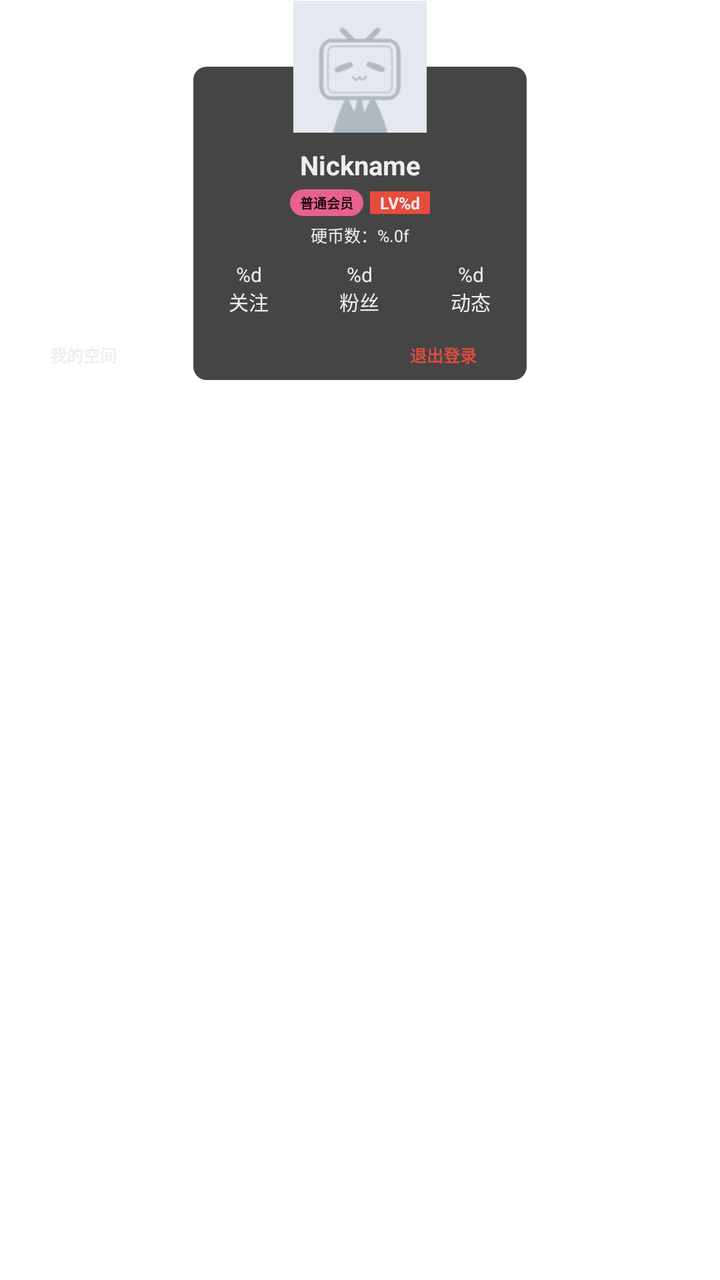
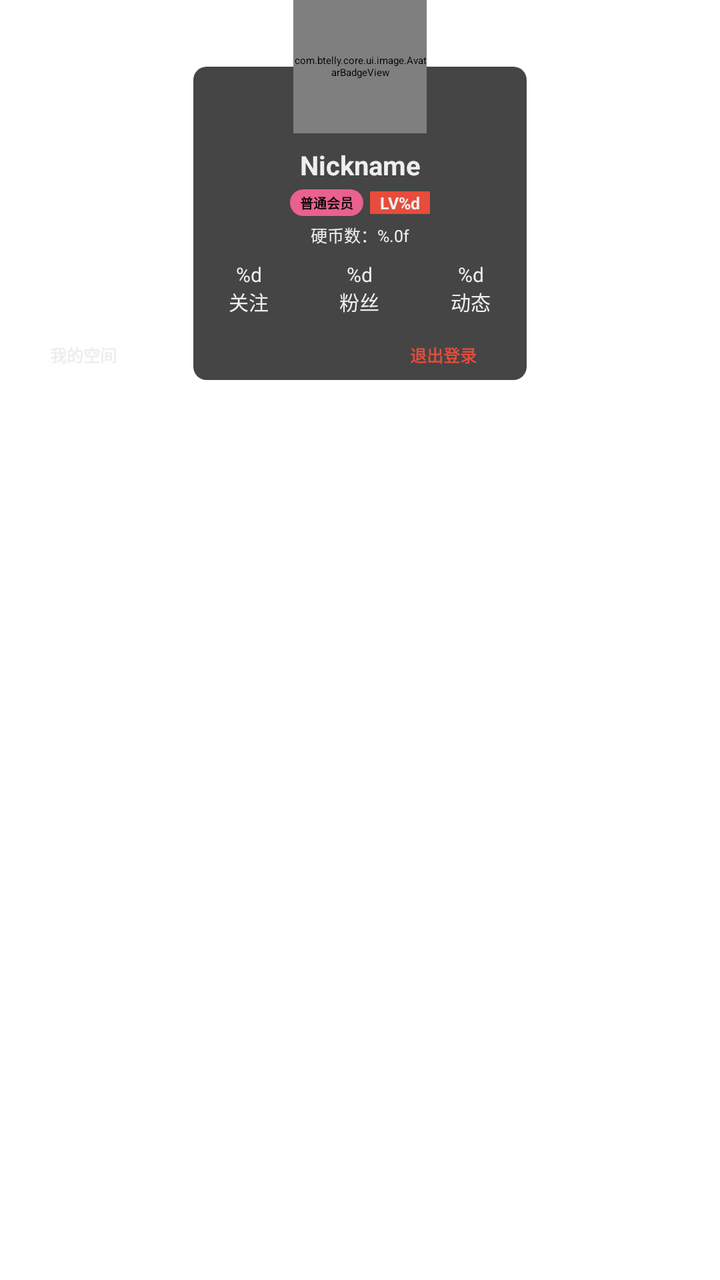

The first picture is an Android layout as it rendered before a commit; the second is the same layout after the commit. The layout source and the unified diff follow.
<!-- AndroidManifest.xml: application theme Theme.BTelly -->
<!-- res/layout/dialog_user_info.xml -->
<?xml version="1.0" encoding="utf-8"?>
<androidx.constraintlayout.widget.ConstraintLayout xmlns:android="http://schemas.android.com/apk/res/android" xmlns:app="http://schemas.android.com/apk/res-auto"
    android:background="@android:color/transparent"
    android:clickable="true"
    android:focusable="true"
    android:layout_width="@dimen/px500"
    android:layout_height="@dimen/px600">
    <View
        android:background="@drawable/dialog_background"
        android:layout_width="@dimen/px500"
        android:layout_height="@dimen/px470"
        android:layout_marginTop="@dimen/px100"
        app:layout_constraintEnd_toEndOf="parent"
        app:layout_constraintStart_toStartOf="parent"
        app:layout_constraintTop_toTopOf="@+id/image_avatar"/>
    <androidx.appcompat.widget.AppCompatImageView
        android:id="@+id/image_avatar"
        android:layout_width="@dimen/px200"
        android:layout_height="@dimen/px200"
        app:layout_constraintEnd_toEndOf="parent"
        app:layout_constraintStart_toStartOf="parent"
        app:layout_constraintTop_toTopOf="parent"
        app:srcCompat="@drawable/default_avatar"/>
    <androidx.appcompat.widget.AppCompatTextView
        android:id="@+id/text_name"
        android:layout_width="0dp"
        android:layout_height="wrap_content"
        android:layout_marginTop="@dimen/px20"
        android:gravity="center"
        android:text="Nickname"
        android:textColor="@color/textColor"
        android:textSize="@dimen/px40"
        android:textStyle="bold"
        app:layout_constraintEnd_toEndOf="parent"
        app:layout_constraintStart_toStartOf="parent"
        app:layout_constraintTop_toBottomOf="@+id/image_avatar"/>
    <androidx.appcompat.widget.LinearLayoutCompat
        android:id="@+id/view_info"
        android:layout_width="wrap_content"
        android:layout_height="wrap_content"
        android:layout_marginTop="@dimen/px10"
        android:gravity="center"
        android:orientation="horizontal"
        app:layout_constraintEnd_toEndOf="parent"
        app:layout_constraintStart_toStartOf="parent"
        app:layout_constraintTop_toBottomOf="@+id/text_name">
        <androidx.appcompat.widget.AppCompatTextView
            android:id="@+id/text_vip"
            android:layout_width="wrap_content"
            android:layout_height="wrap_content"
            android:background="@drawable/vip_background"
            android:paddingStart="@dimen/px15"
            android:paddingTop="@dimen/px5"
            android:paddingEnd="@dimen/px15"
            android:paddingBottom="@dimen/px5"
            android:text="普通会员"
            android:textSize="@dimen/px20"
            android:textStyle="bold" />
        <androidx.appcompat.widget.AppCompatTextView
            android:id="@+id/text_level"
            android:layout_width="wrap_content"
            android:layout_height="wrap_content"
            android:layout_marginStart="@dimen/px10"
            android:background="@color/red"
            android:paddingStart="@dimen/px15"
            android:paddingEnd="@dimen/px15"
            android:text="@string/level_"
            android:textColor="@color/textColor"
            android:textSize="@dimen/px25"
            android:textStyle="bold" />
    </androidx.appcompat.widget.LinearLayoutCompat>
    <androidx.appcompat.widget.AppCompatTextView
        android:id="@+id/text_coin"
        android:layout_width="wrap_content"
        android:layout_height="wrap_content"
        android:layout_marginTop="@dimen/px10"
        android:text="@string/coin_number_"
        android:textColor="@color/textColor"
        android:textSize="@dimen/px25"
        app:layout_constraintEnd_toEndOf="parent"
        app:layout_constraintStart_toStartOf="parent"
        app:layout_constraintTop_toBottomOf="@+id/view_info"/>
    <androidx.appcompat.widget.LinearLayoutCompat
        android:id="@+id/view_stat"
        android:layout_width="@dimen/px500"
        android:layout_height="wrap_content"
        android:layout_marginTop="@dimen/px20"
        android:orientation="horizontal"
        app:layout_constraintEnd_toEndOf="parent"
        app:layout_constraintStart_toStartOf="parent"
        app:layout_constraintTop_toBottomOf="@+id/text_coin">
        <androidx.appcompat.widget.AppCompatTextView
            android:id="@+id/text_following"
            android:layout_width="0dp"
            android:layout_height="wrap_content"
            android:layout_weight="1"
            android:background="?attr/selectableItemBackground"
            android:clickable="true"
            android:focusable="true"
            android:gravity="center"
            android:text="@string/following_count_"
            android:textColor="@color/textColor"
            android:textSize="@dimen/px30" />
        <androidx.appcompat.widget.AppCompatTextView
            android:id="@+id/text_follower"
            android:layout_width="0dp"
            android:layout_height="wrap_content"
            android:layout_weight="1"
            android:background="?attr/selectableItemBackground"
            android:clickable="true"
            android:focusable="true"
            android:gravity="center"
            android:text="@string/follower_count_"
            android:textColor="@color/textColor"
            android:textSize="@dimen/px30" />
        <androidx.appcompat.widget.AppCompatTextView
            android:id="@+id/text_dynamic"
            android:layout_width="0dp"
            android:layout_height="wrap_content"
            android:layout_weight="1"
            android:gravity="center"
            android:text="@string/dynamic_count_"
            android:textColor="@color/textColor"
            android:textSize="@dimen/px30" />
    </androidx.appcompat.widget.LinearLayoutCompat>
    <androidx.appcompat.widget.AppCompatTextView
        android:id="@+id/button_view_space"
        android:layout_width="@dimen/px250"
        android:layout_height="wrap_content"
        android:layout_marginTop="@dimen/px20"
        android:background="?attr/selectableItemBackground"
        android:clickable="true"
        android:focusable="true"
        android:gravity="center"
        android:paddingTop="@dimen/px20"
        android:paddingBottom="@dimen/px20"
        android:text="@string/my_space"
        android:textColor="@color/textColor"
        android:textSize="@dimen/px25"
        android:textStyle="bold"
        app:layout_constraintStart_toStartOf="parent"
        app:layout_constraintTop_toBottomOf="@+id/view_stat"/>
    <androidx.appcompat.widget.AppCompatTextView
        android:id="@+id/button_sign_out"
        android:layout_width="@dimen/px250"
        android:layout_height="wrap_content"
        android:layout_marginTop="@dimen/px20"
        android:background="?attr/selectableItemBackground"
        android:clickable="true"
        android:focusable="true"
        android:gravity="center"
        android:paddingTop="@dimen/px20"
        android:paddingBottom="@dimen/px20"
        android:text="@string/sign_out"
        android:textColor="@color/red"
        android:textSize="@dimen/px25"
        android:textStyle="bold"
        app:layout_constraintEnd_toEndOf="parent"
        app:layout_constraintStart_toEndOf="@+id/button_view_space"
        app:layout_constraintTop_toBottomOf="@+id/view_stat"/>
</androidx.constraintlayout.widget.ConstraintLayout>
<!-- resources referenced by this layout -->
<resources>
  <color name="red">#e74c3c</color>
  <color name="textColor">#eeeeee</color>
  <dimen name="px10">10px</dimen>
  <dimen name="px100">100px</dimen>
  <dimen name="px15">15px</dimen>
  <dimen name="px20">20px</dimen>
  <dimen name="px200">200px</dimen>
  <dimen name="px25">25px</dimen>
  <dimen name="px250">250px</dimen>
  <dimen name="px30">30px</dimen>
  <dimen name="px40">40px</dimen>
  <dimen name="px470">470px</dimen>
  <dimen name="px5">5px</dimen>
  <dimen name="px500">500px</dimen>
  <dimen name="px600">600px</dimen>
  <string name="coin_number_">硬币数：%.0f</string>
  <string name="dynamic_count_">%d\n动态</string>
  <string name="follower_count_">%d\n粉丝</string>
  <string name="following_count_">%d\n关注</string>
  <string name="level_">LV%d</string>
  <string name="my_space">我的空间</string>
  <string name="sign_out">退出登录</string>
  <color name="thirdBackgroundColor">#454545</color>
  <color name="pink">#e9618d</color>
  <color name="subTextColor">#cccccc</color>
  <color name="systemBackgroundColor">#303030</color>
  <color name="divideColor">#444444</color>
  <color name="colorAccent">#bb86fc</color>
  <color name="colorAccent2">#88bb86fc</color>
  <color name="white">#ffffff</color>
  <color name="black">#000000</color>
  <color name="purple_500">#6200ee</color>
  <color name="purple_700">#3700b3</color>
  <color name="teal_200">#03dac5</color>
  <color name="teal_700">#018786</color>
  <color name="fourthBackgroundColor">#626262</color>
  <color name="subBackgroundColor">#232323</color>
  <color name="tab_normal">#999999</color>
  <color name="backgroundColor">#050505</color>
  <style name="Theme.AppCompat" parent="@style/Base.Theme.AppCompat">
      </style>
  <dimen name="abc_action_bar_default_height_material">56dp</dimen>
  <string name="abc_action_mode_done">Done</string>
  <color name="accent_material_dark">@color/material_deep_teal_200</color>
  <color name="background_floating_material_dark">@color/material_grey_800</color>
  <color name="button_material_dark">#5a595b</color>
  <color name="ripple_material_dark">#33ffffff</color>
  <color name="error_color_material_dark">#ff7043</color>
  <color name="primary_material_dark">@color/material_grey_900</color>
  <color name="primary_dark_material_dark">@android:color/black</color>
  <dimen name="abc_dialog_corner_radius_material">2dp</dimen>
  <dimen name="abc_dialog_padding_material">24dp</dimen>
  <dimen name="abc_list_item_height_material">64dp</dimen>
  <dimen name="abc_list_item_height_large_material">80dp</dimen>
  <dimen name="abc_list_item_height_small_material">48dp</dimen>
  <dimen name="abc_list_item_padding_horizontal_material">@dimen/abc_action_bar_content_inset_material</dimen>
  <dimen name="abc_panel_menu_list_width">296dp</dimen>
  <color name="foreground_material_light">@android:color/black</color>
  <color name="material_deep_teal_200">#80cbc4</color>
  <color name="material_grey_800">#424242</color>
  <color name="material_grey_900">#212121</color>
  <dimen name="abc_action_bar_content_inset_material">16dp</dimen>
  <dimen name="abc_action_bar_default_padding_start_material">0dp</dimen>
  <dimen name="abc_action_bar_default_padding_end_material">0dp</dimen>
  <dimen name="abc_action_bar_content_inset_with_nav">72dp</dimen>
  <dimen name="abc_alert_dialog_button_dimen">48dp</dimen>
  <dimen name="abc_dialog_min_width_major">65%</dimen>
  <dimen name="abc_dialog_min_width_minor">95%</dimen>
  <dimen name="abc_alert_dialog_button_bar_height">48dp</dimen>
  <string name="abc_capital_on">ON</string>
  <string name="abc_capital_off">OFF</string>
  <dimen name="abc_switch_padding">0px</dimen>
  <dimen name="abc_text_size_menu_header_material">14sp</dimen>
  <dimen name="abc_action_bar_elevation_material">4dp</dimen>
  <dimen name="abc_floating_window_z">16dp</dimen>
  <string name="abc_toolbar_collapse_description">Collapse</string>
  <string name="abc_search_hint">Search…</string>
  <dimen name="abc_dialog_padding_top_material">18dp</dimen>
  <!-- unchanged entries left out for length: 160 -->
</resources>

<!-- the commit's change to res/layout/dialog_user_info.xml (unified diff, before → after) -->
@@ -13,7 +13,7 @@
         app:layout_constraintEnd_toEndOf="parent"
         app:layout_constraintStart_toStartOf="parent"
         app:layout_constraintTop_toTopOf="@+id/image_avatar"/>
-    <androidx.appcompat.widget.AppCompatImageView
+    <com.btelly.core.ui.image.AvatarBadgeView
         android:id="@+id/image_avatar"
         android:layout_width="@dimen/px200"
         android:layout_height="@dimen/px200"
